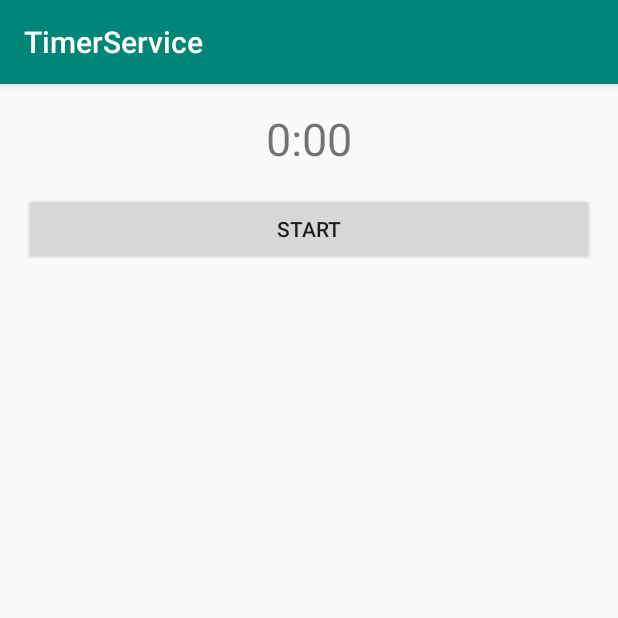
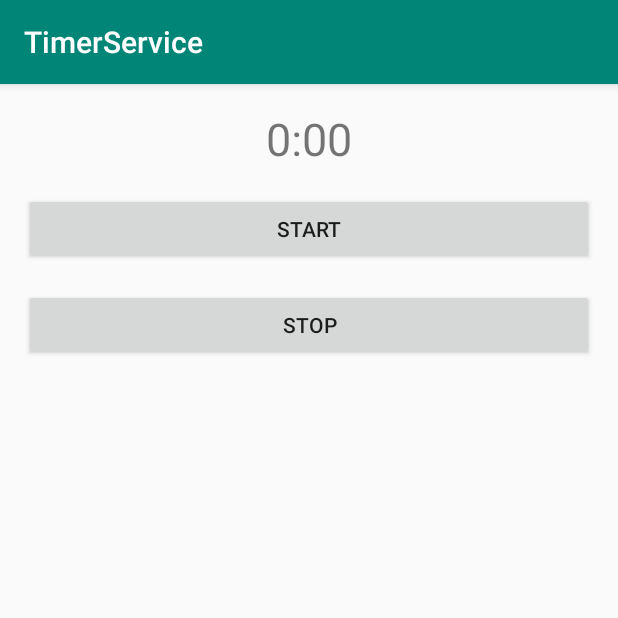
Before and after one commit to LailyNurH/SimpleTimerService, an Android app: the screen it shows after launch (MainActivity), on a phone screen of 412 x 824 dp, the top half of it. Run offline under Robolectric (Android 15) with nearby library versions, the phone set to English and light mode, and no system bars.

Commit message:
update ui

```diff
--- a/app/src/main/res/layout/activity_main.xml
+++ b/app/src/main/res/layout/activity_main.xml
@@ -24,4 +24,13 @@
         android:layout_marginRight="16dp"
         android:text="Start" />
 
+    <Button
+        android:id="@+id/bt_stop"
+        android:layout_width="match_parent"
+        android:layout_height="wrap_content"
+        android:layout_marginLeft="16dp"
+        android:layout_marginTop="16dp"
+        android:layout_marginRight="16dp"
+        android:text="Stop" />
+
 </LinearLayout>
```
